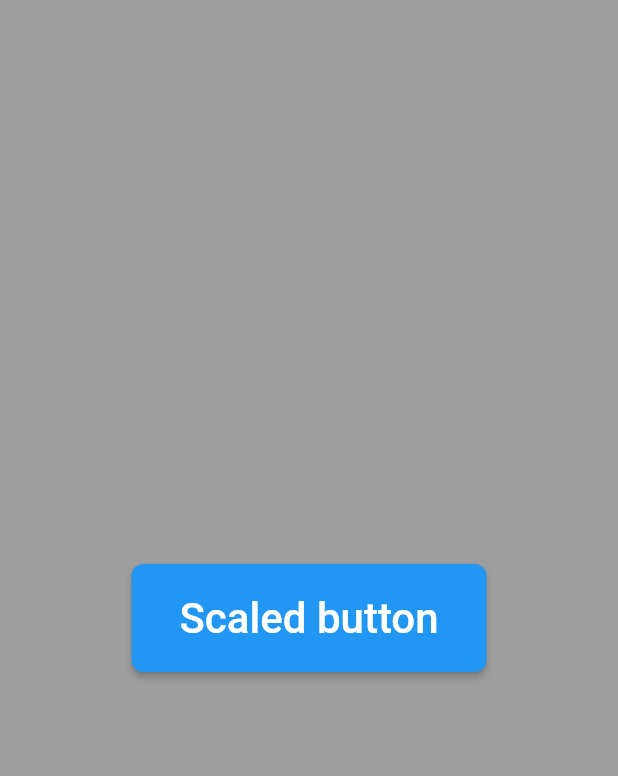
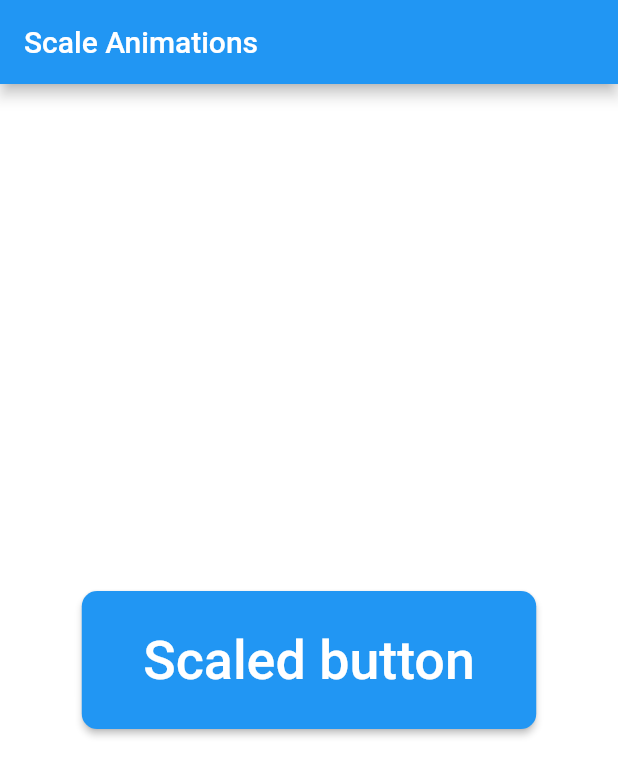
Before and after one commit to ecdundar/animationstest, a Flutter app: the screen it shows after launch, on a phone screen of 412 x 824 dp. Shown: the top 776 px of the screen. Run offline on Flutter 3.47's test engine with Material 2 defaults, Android fonts, the phone set to English and light mode, and no system bars.

Commit message:
Scale Animations

```diff
--- a/lib/screens/ScaleAnimations.dart
+++ b/lib/screens/ScaleAnimations.dart
@@ -27,12 +27,14 @@ class _ScaleAnimationsState extends State<ScaleAnimations>
 
   @override
   Widget build(BuildContext context) {
-    return Container(
-      color: Colors.grey,
-      child: Center(
-        child: _scaleAnimationButton(),
-      ),
-    );
+    return Scaffold(
+        appBar: AppBar(title: Text('Scale Animations')),
+        body: Container(
+          color: Colors.white,
+          child: Center(
+            child: _scaleAnimationButton(),
+          ),
+        ));
   }
 
   _scaleAnimationButton() {
@@ -55,9 +57,9 @@ class _ScaleAnimationsState extends State<ScaleAnimations>
     var animation = AnimationController(
       vsync: this,
       lowerBound: 1.0,
-      upperBound: 2.0,
+      upperBound: 3.0,
       debugLabel: "animations demo",
-      duration: Duration(seconds: 2),
+      duration: Duration(seconds: 10),
     );
 
     animation.addListener(() {
```
